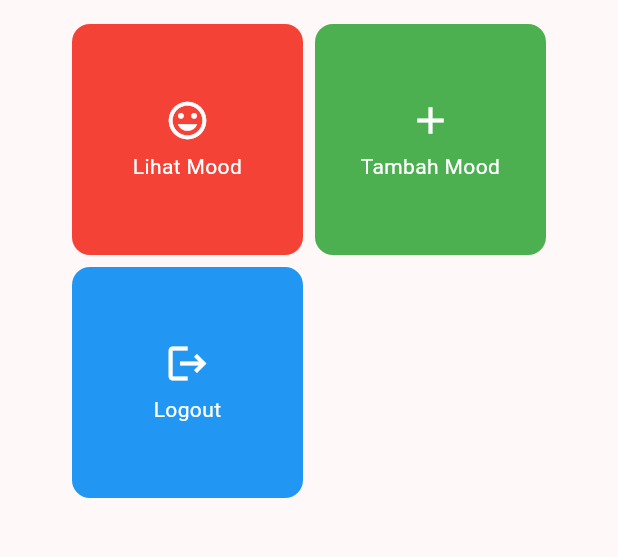
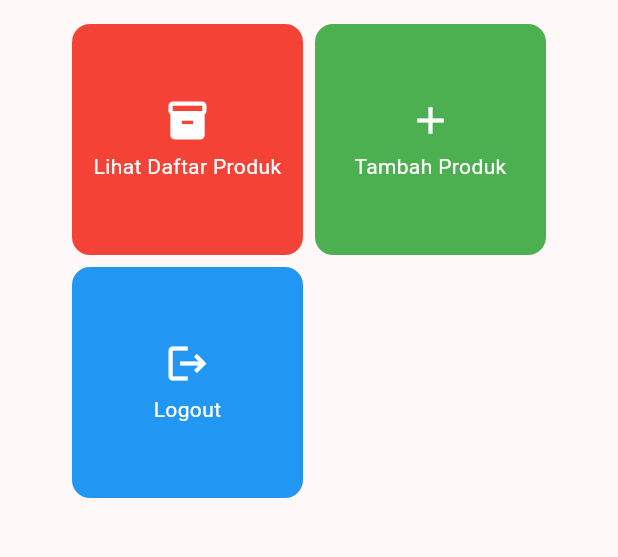
Before and after one commit to secona/sekoleksi-mobile, a Flutter app: the screen it shows after launch, on a phone screen of 412 x 824 dp, the part 84-641 px from its top. Run offline on Flutter 3.47's test engine with Material 3 defaults, Android fonts, the phone set to English and light mode, and no system bars.

Commit message:
feat: change to product

```diff
--- a/lib/home.dart
+++ b/lib/home.dart
@@ -8,8 +8,8 @@ class HomePage extends StatelessWidget {
   final String className = 'PBP F';
 
   final List<ItemHomepage> items = [
-    ItemHomepage("Lihat Mood", Icons.mood, Colors.red),
-    ItemHomepage("Tambah Mood", Icons.add, Colors.green),
+    ItemHomepage("Lihat Daftar Produk", Icons.inventory_2, Colors.red),
+    ItemHomepage("Tambah Produk", Icons.add, Colors.green),
     ItemHomepage("Logout", Icons.logout, Colors.blue),
   ];
 
```
Also changed, not shown: 1 other file.
